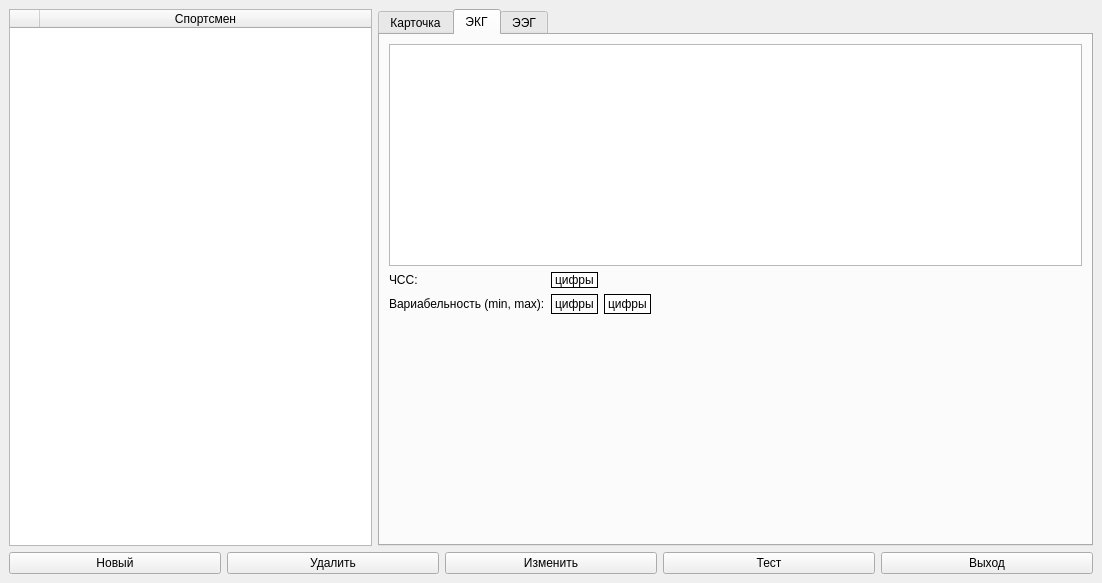
This is design.ui in egorguslyan/kvantoriada as Qt 5 draws it before an edit. The edited form follows.
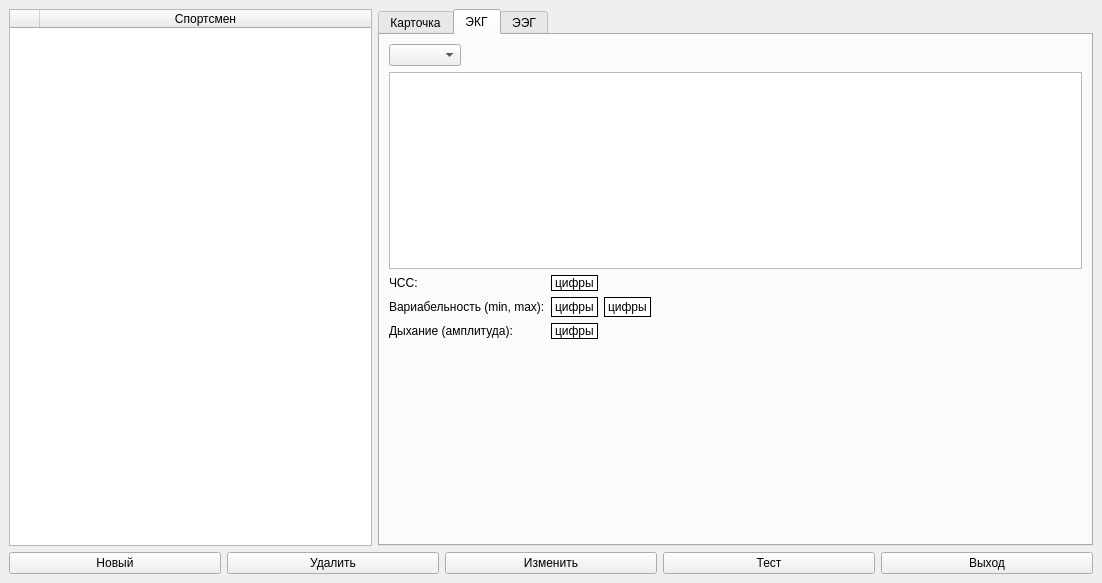
This is the edited form. The open tabs and pages were chosen to show the change.

Commit message: Update GUI design (add ecg analysis)

Diff of the .ui file:
```diff
--- a/design.ui
+++ b/design.ui
@@ -280,34 +280,51 @@
           <string>ЭКГ</string>
          </attribute>
          <layout class="QVBoxLayout" name="verticalLayout_3">
+          <item>
+           <layout class="QHBoxLayout" name="horizontalLayout_3">
+            <item>
+             <widget class="QComboBox" name="ecgFilesCombo">
+              <property name="sizeAdjustPolicy">
+               <enum>QComboBox::AdjustToContents</enum>
+              </property>
+             </widget>
+            </item>
+            <item>
+             <spacer name="horizontalSpacer_5">
+              <property name="orientation">
+               <enum>Qt::Horizontal</enum>
+              </property>
+              <property name="sizeHint" stdset="0">
+               <size>
+                <width>40</width>
+                <height>20</height>
+               </size>
+              </property>
+             </spacer>
+            </item>
+           </layout>
+          </item>
           <item>
            <widget class="QGraphicsView" name="graphicsView"/>
           </item>
           <item>
            <layout class="QGridLayout" name="gridLayout">
-            <item row="0" column="1">
-             <widget class="QLabel" name="label_2">
-              <property name="styleSheet">
-               <string notr="true">background-color: rgb(255, 255, 255);
-border-color: rgb(0, 0, 0);</string>
-              </property>
-              <property name="frameShape">
-               <enum>QFrame::Box</enum>
-              </property>
-              <property name="text">
-               <string>цифры</string>
-              </property>
-             </widget>
-            </item>
-            <item row="0" column="0">
-             <widget class="QLabel" name="label">
-              <property name="text">
-               <string>ЧСС:</string>
-              </property>
-             </widget>
-            </item>
             <item row="1" column="2">
-             <widget class="QLabel" name="label_4">
+             <widget class="QLabel" name="variabilityMaxLable">
+              <property name="styleSheet">
+               <string notr="true">background-color: rgb(255, 255, 255);
+border-color: rgb(0, 0, 0);</string>
+              </property>
+              <property name="frameShape">
+               <enum>QFrame::Box</enum>
+              </property>
+              <property name="text">
+               <string>цифры</string>
+              </property>
+             </widget>
+            </item>
+            <item row="0" column="1">
+             <widget class="QLabel" name="haertRateLable">
               <property name="styleSheet">
                <string notr="true">background-color: rgb(255, 255, 255);
 border-color: rgb(0, 0, 0);</string>
@@ -328,7 +345,11 @@
              </widget>
             </item>
             <item row="1" column="1">
-             <widget class="QLabel" name="label_3">
+             <widget class="QLabel" name="variabilityMinLable">
+              <property name="styleSheet">
+               <string notr="true">background-color: rgb(255, 255, 255);
+border-color: rgb(0, 0, 0);</string>
+              </property>
               <property name="frameShape">
                <enum>QFrame::Box</enum>
               </property>
@@ -350,6 +371,34 @@
               </property>
              </spacer>
             </item>
+            <item row="0" column="0">
+             <widget class="QLabel" name="label">
+              <property name="text">
+               <string>ЧСС:</string>
+              </property>
+             </widget>
+            </item>
+            <item row="2" column="0">
+             <widget class="QLabel" name="label_6">
+              <property name="text">
+               <string>Дыхание (амплитуда): </string>
+              </property>
+             </widget>
+            </item>
+            <item row="2" column="1">
+             <widget class="QLabel" name="breathAmplitudeLable">
+              <property name="styleSheet">
+               <string notr="true">border-color: rgb(0, 0, 0);
+background-color: rgb(255, 255, 255);</string>
+              </property>
+              <property name="frameShape">
+               <enum>QFrame::Box</enum>
+              </property>
+              <property name="text">
+               <string>цифры</string>
+              </property>
+             </widget>
+            </item>
            </layout>
           </item>
           <item>
```
The commit also changes 39 other files.
